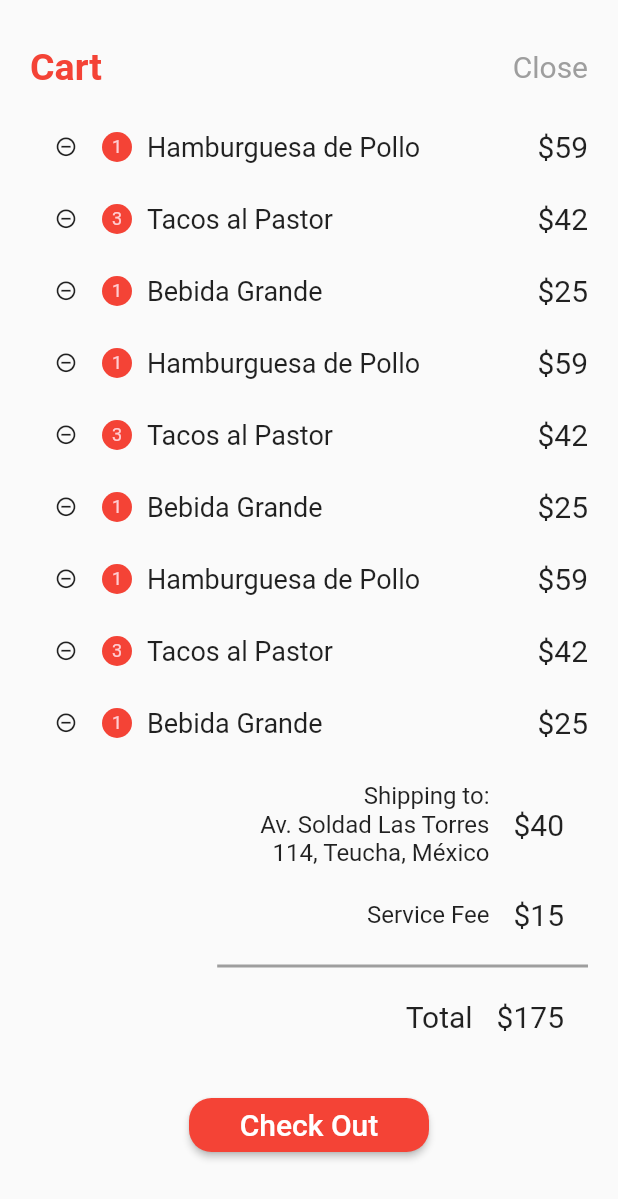
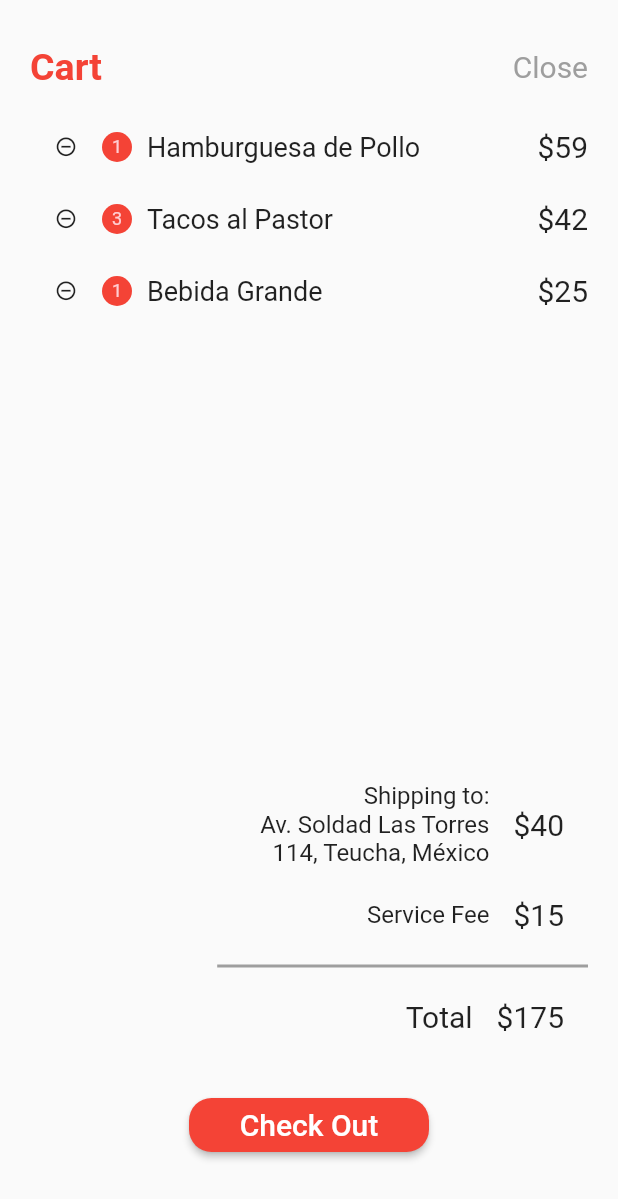
Before and after one commit to davidsdearaujo/desafio_20190126, a Flutter app: the screen it shows after launch, on a phone screen of 412 x 824 dp. Shown: the top 1199 px of the screen. Run offline on Flutter 3.47's test engine with Material 2 defaults, Android fonts, the phone set to English and light mode, and no system bars.

```diff
--- a/lib/screens/page01/widgets/carrinho-widget.dart
+++ b/lib/screens/page01/widgets/carrinho-widget.dart
@@ -13,15 +13,6 @@ class CarrinhoWidgetState extends State<CarrinhoWidget> {
     return ListView(
       physics: ClampingScrollPhysics(),
       children: <Widget>[
-        _buildItem(name: "Hamburguesa de Pollo", count: 1, value: 59),
-        _buildItem(name: "Tacos al Pastor", count: 3, value: 42),
-        _buildItem(name: "Bebida Grande", count: 1, value: 25),
-        _buildItem(name: "Hamburguesa de Pollo", count: 1, value: 59),
-        _buildItem(name: "Tacos al Pastor", count: 3, value: 42),
-        _buildItem(name: "Bebida Grande", count: 1, value: 25),
-        _buildItem(name: "Hamburguesa de Pollo", count: 1, value: 59),
-        _buildItem(name: "Tacos al Pastor", count: 3, value: 42),
-        _buildItem(name: "Bebida Grande", count: 1, value: 25),
         _buildItem(name: "Hamburguesa de Pollo", count: 1, value: 59),
         _buildItem(name: "Tacos al Pastor", count: 3, value: 42),
         _buildItem(name: "Bebida Grande", count: 1, value: 25),
```
Also changed, not shown: 3 other files.
